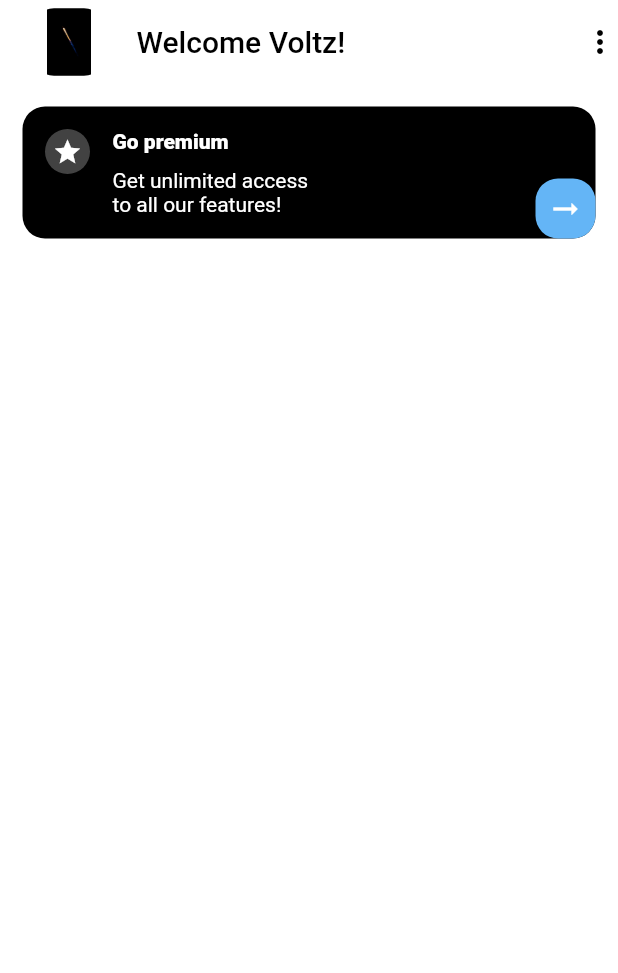
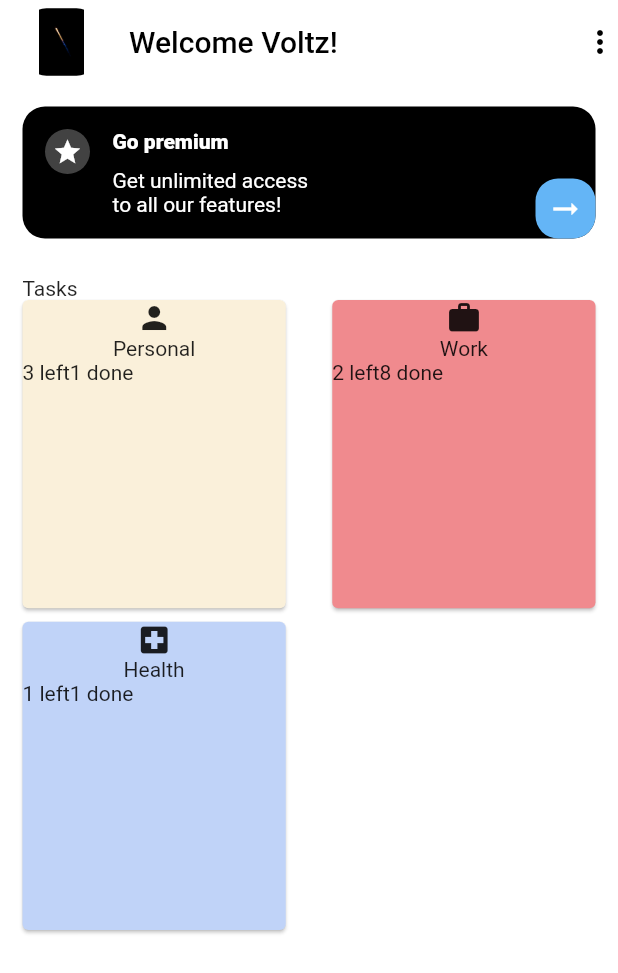
Before and after one commit to viktorvoltz/mobile_ui, a Flutter app: the screen it shows after launch, on a phone screen of 412 x 824 dp. Shown: the top 973 px of the screen. Run offline on Flutter 3.47's test engine with Material 2 defaults, Android fonts, the light colour scheme and no system bars.

Commit message:
building body

```diff
--- /dev/null
+++ b/lib/models/model.dart
@@ -0,0 +1,18 @@
+import 'package:flutter/material.dart';
+import 'package:management_ui/constants/colors.dart';
+
+class Task {
+  const Task({required this.title, this.icon, this.theme, required this.left, required this.done});
+  final String title;
+  final IconData? icon;
+  final Color? theme;
+  final String left;
+  final String done;
+}
+
+const List<Task> task = <Task>[
+  const Task(title: 'Personal', icon: Icons.person, theme: KYellow, left: '3 left', done: '1 done'),
+  const Task(title: 'Work', icon: Icons.work, theme: kRedDark, left: '2 left', done: '8 done'),
+  const Task(title: 'Health', icon: Icons.local_hospital, theme: kBlueDark, left: '1 left', done: '1 done'),
+  //const Task(title: 'Add', icon: Icons.add, theme: kYellowLight),
+];
--- a/lib/screens/home/home.dart
+++ b/lib/screens/home/home.dart
@@ -1,6 +1,7 @@
 import 'package:flutter/material.dart';
 import 'package:management_ui/constants/colors.dart';
 import 'package:management_ui/widgets/Body1.dart';
+import 'package:management_ui/widgets/Body2.dart';
 
 class HomePage extends StatelessWidget {
   const HomePage({Key? key}) : super(key: key);
@@ -17,7 +18,7 @@
             Container(
                 height: 45,
                 width: 50,
-                margin: EdgeInsets.only(left: 5),
+                margin: EdgeInsets.only(left: 0),
                 child: ClipRRect(
                     borderRadius: BorderRadius.circular(15),
                     child: Image.asset('assets/images/spacex.jpg'))),
@@ -35,6 +36,8 @@
       body: Column(
         children: [
           Body1(),
+          SizedBox(height: 10,),
+          Body2(),
         ],
       )
     );
--- /dev/null
+++ b/lib/widgets/Body2.dart
@@ -0,0 +1,71 @@
+
+import 'package:flutter/material.dart';
+import 'package:management_ui/models/model.dart';
+
+class Body2 extends StatelessWidget {
+  const Body2({ Key? key, }) : super(key: key);
+
+  @override
+  Widget build(BuildContext context) {
+    return Expanded(
+      child: Column(
+        crossAxisAlignment: CrossAxisAlignment.start,
+        children: [
+          Container(margin: EdgeInsets.only(left: 15), child: Text('Tasks'),),
+          Expanded(
+            child: GridView.count(
+              crossAxisCount: 2,
+              crossAxisSpacing: 1,
+              mainAxisSpacing: 9.0,
+              children: List.generate(task.length, (index) {
+                return Center(
+                  child: GridCard(task: task[index]),
+                );
+              }),
+            ),
+          ),
+        ],
+      ),
+    );
+  }
+}
+
+class GridCard extends StatelessWidget {
+  const GridCard({ Key? key, this.task}) : super(key: key);
+
+  final Task? task;
+
+  @override
+  Widget build(BuildContext context) {
+    return Card(
+      margin: EdgeInsets.symmetric(horizontal: 15),
+
+      elevation: 1,
+      color: task!.theme,
+      child: Column(
+        mainAxisAlignment: MainAxisAlignment.start,
+        children: [
+          Icon(task!.icon,),
+          Text(task!.title),
+          Row(
+            children: [
+              Container(
+                decoration: BoxDecoration(
+                  borderRadius: BorderRadius.circular(12)
+                ),
+                child: Text(task!.left),
+              ),
+              Container(
+                decoration: BoxDecoration(
+                  borderRadius: BorderRadius.circular(12)
+                ),
+                child: Text(task!.done),
+              ),
+            ],
+          )
+
+        ],
+      ),
+    );
+  }
+}
```
